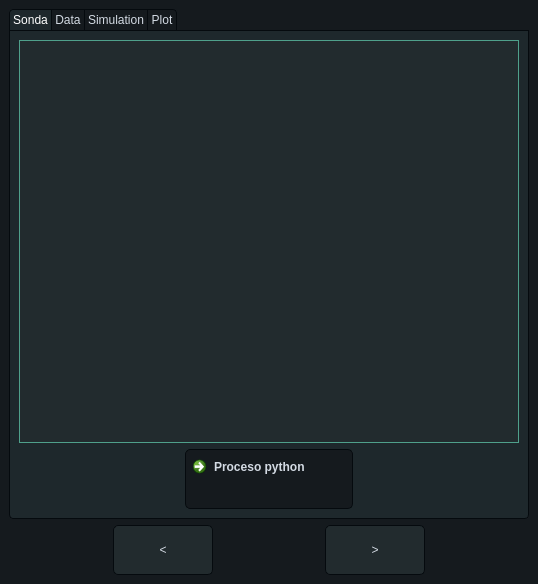
MikeMakes/OceanHackaton2021_GUI, file gui/src/mainwindow.ui: the form before one commit.
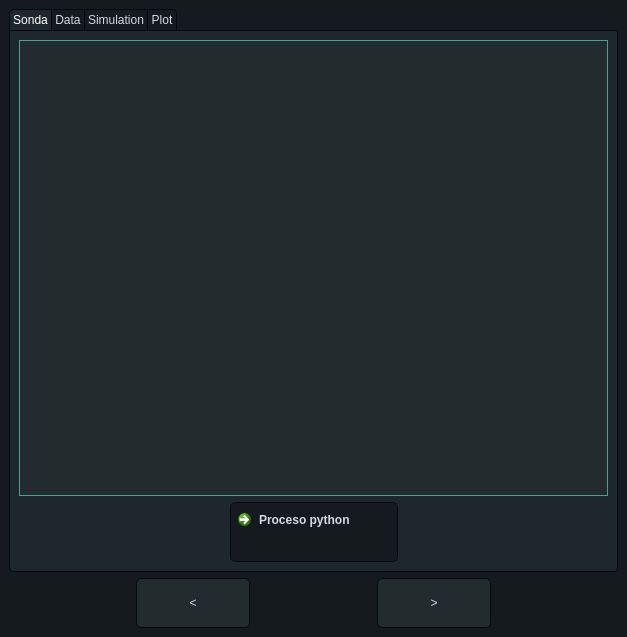
The form after the commit.

The edit to the form file:
```diff
--- a/gui/src/mainwindow.ui
+++ b/gui/src/mainwindow.ui
@@ -6,8 +6,8 @@
    <rect>
     <x>0</x>
     <y>0</y>
-    <width>538</width>
-    <height>584</height>
+    <width>627</width>
+    <height>637</height>
    </rect>
   </property>
   <property name="windowTitle">
```
